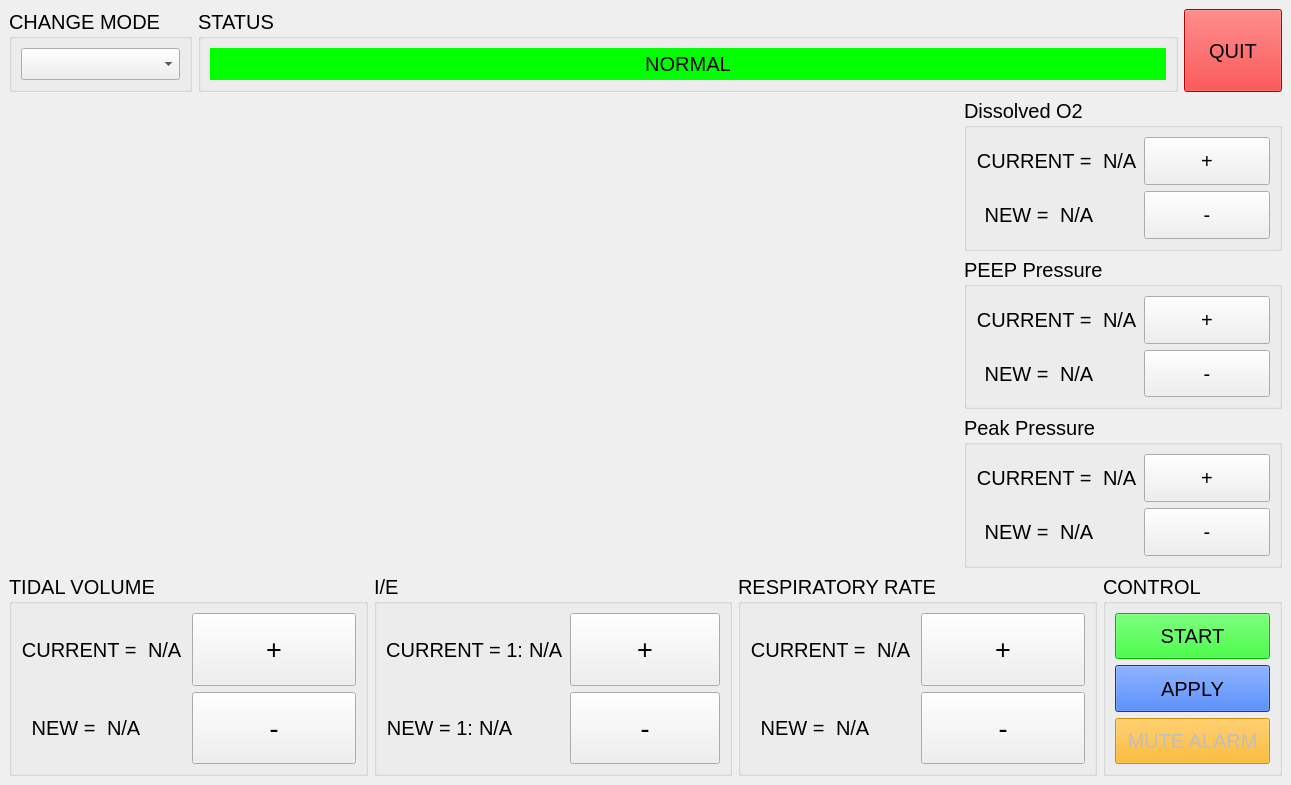
The window that baxterOsvGui.ui (baxterosv/osvgui) describes before a commit, drawn with Qt 5.
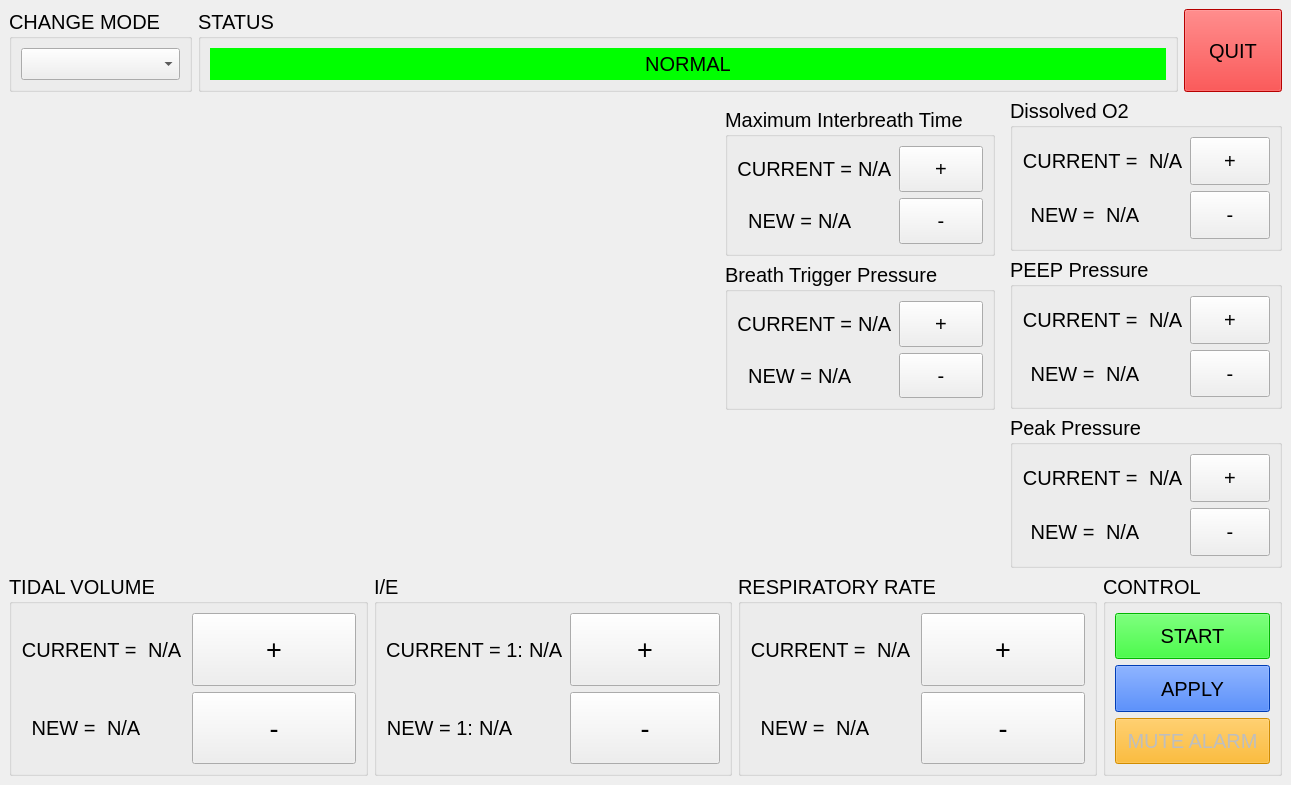
The same window after the commit.

Commit message: added UI elements for assisted breathing

The edit to the form file:
```diff
--- a/baxterOsvGui.ui
+++ b/baxterOsvGui.ui
@@ -96,10 +96,228 @@
      </layout>
     </item>
     <item>
-     <layout class="QHBoxLayout" name="horizontalLayout_12" stretch="3,1">
+     <layout class="QHBoxLayout" name="horizontalLayout_12" stretch="3,1,1">
       <item>
        <layout class="QVBoxLayout" name="verticalLayoutGraph"/>
       </item>
+      <item>
+       <widget class="QWidget" name="widget_assisted_breathing" native="true">
+        <property name="enabled">
+         <bool>true</bool>
+        </property>
+        <property name="sizePolicy">
+         <sizepolicy hsizetype="Expanding" vsizetype="Expanding">
+          <horstretch>0</horstretch>
+          <verstretch>0</verstretch>
+         </sizepolicy>
+        </property>
+        <layout class="QVBoxLayout" name="verticalLayout_3">
+         <item>
+          <layout class="QVBoxLayout" name="verticalLayout_22">
+           <item>
+            <widget class="QGroupBox" name="groupBox_12">
+             <property name="enabled">
+              <bool>true</bool>
+             </property>
+             <property name="font">
+              <font>
+               <pointsize>15</pointsize>
+              </font>
+             </property>
+             <property name="title">
+              <string>Maximum Interbreath Time</string>
+             </property>
+             <layout class="QHBoxLayout" name="horizontalLayout_30">
+              <item>
+               <layout class="QVBoxLayout" name="verticalLayout_23">
+                <item>
+                 <layout class="QHBoxLayout" name="horizontalLayout_31">
+                  <item>
+                   <widget class="QLabel" name="label_21">
+                    <property name="text">
+                     <string>CURRENT =</string>
+                    </property>
+                    <property name="alignment">
+                     <set>Qt::AlignRight|Qt::AlignTrailing|Qt::AlignVCenter</set>
+                    </property>
+                   </widget>
+                  </item>
+                  <item>
+                   <widget class="QLabel" name="label_curren_MIT">
+                    <property name="text">
+                     <string>N/A</string>
+                    </property>
+                   </widget>
+                  </item>
+                 </layout>
+                </item>
+                <item>
+                 <layout class="QHBoxLayout" name="horizontalLayout_32">
+                  <item>
+                   <widget class="QLabel" name="label_23">
+                    <property name="text">
+                     <string>NEW =</string>
+                    </property>
+                    <property name="alignment">
+                     <set>Qt::AlignRight|Qt::AlignTrailing|Qt::AlignVCenter</set>
+                    </property>
+                   </widget>
+                  </item>
+                  <item>
+                   <widget class="QLabel" name="label_new_MIT">
+                    <property name="text">
+                     <string>N/A</string>
+                    </property>
+                   </widget>
+                  </item>
+                 </layout>
+                </item>
+               </layout>
+              </item>
+              <item>
+               <layout class="QVBoxLayout" name="verticalLayout_24">
+                <item>
+                 <widget class="QPushButton" name="pushButton_MIT_up">
+                  <property name="sizePolicy">
+                   <sizepolicy hsizetype="Minimum" vsizetype="Expanding">
+                    <horstretch>0</horstretch>
+                    <verstretch>0</verstretch>
+                   </sizepolicy>
+                  </property>
+                  <property name="text">
+                   <string>+</string>
+                  </property>
+                 </widget>
+                </item>
+                <item>
+                 <widget class="QPushButton" name="pushButton_MIT_down">
+                  <property name="sizePolicy">
+                   <sizepolicy hsizetype="Minimum" vsizetype="Expanding">
+                    <horstretch>0</horstretch>
+                    <verstretch>0</verstretch>
+                   </sizepolicy>
+                  </property>
+                  <property name="text">
+                   <string>-</string>
+                  </property>
+                 </widget>
+                </item>
+               </layout>
+              </item>
+             </layout>
+            </widget>
+           </item>
+           <item>
+            <widget class="QGroupBox" name="groupBox_13">
+             <property name="enabled">
+              <bool>true</bool>
+             </property>
+             <property name="font">
+              <font>
+               <pointsize>15</pointsize>
+              </font>
+             </property>
+             <property name="title">
+              <string>Breath Trigger Pressure</string>
+             </property>
+             <layout class="QHBoxLayout" name="horizontalLayout_33">
+              <item>
+               <layout class="QVBoxLayout" name="verticalLayout_25">
+                <item>
+                 <layout class="QHBoxLayout" name="horizontalLayout_34">
+                  <item>
+                   <widget class="QLabel" name="label_25">
+                    <property name="text">
+                     <string>CURRENT =</string>
+                    </property>
+                    <property name="alignment">
+                     <set>Qt::AlignRight|Qt::AlignTrailing|Qt::AlignVCenter</set>
+                    </property>
+                   </widget>
+                  </item>
+                  <item>
+                   <widget class="QLabel" name="label_current_BTP">
+                    <property name="text">
+                     <string>N/A</string>
+                    </property>
+                   </widget>
+                  </item>
+                 </layout>
+                </item>
+                <item>
+                 <layout class="QHBoxLayout" name="horizontalLayout_35">
+                  <item>
+                   <widget class="QLabel" name="label_27">
+                    <property name="text">
+                     <string>NEW =</string>
+                    </property>
+                    <property name="alignment">
+                     <set>Qt::AlignRight|Qt::AlignTrailing|Qt::AlignVCenter</set>
+                    </property>
+                   </widget>
+                  </item>
+                  <item>
+                   <widget class="QLabel" name="label_new_BTP">
+                    <property name="text">
+                     <string>N/A</string>
+                    </property>
+                   </widget>
+                  </item>
+                 </layout>
+                </item>
+               </layout>
+              </item>
+              <item>
+               <layout class="QVBoxLayout" name="verticalLayout_26">
+                <item>
+                 <widget class="QPushButton" name="pushButton_BTP_up">
+                  <property name="sizePolicy">
+                   <sizepolicy hsizetype="Minimum" vsizetype="Expanding">
+                    <horstretch>0</horstretch>
+                    <verstretch>0</verstretch>
+                   </sizepolicy>
+                  </property>
+                  <property name="text">
+                   <string>+</string>
+                  </property>
+                 </widget>
+                </item>
+                <item>
+                 <widget class="QPushButton" name="pushButton_BTP_down">
+                  <property name="sizePolicy">
+                   <sizepolicy hsizetype="Minimum" vsizetype="Expanding">
+                    <horstretch>0</horstretch>
+                    <verstretch>0</verstretch>
+                   </sizepolicy>
+                  </property>
+                  <property name="text">
+                   <string>-</string>
+                  </property>
+                 </widget>
+                </item>
+               </layout>
+              </item>
+             </layout>
+            </widget>
+           </item>
+           <item>
+            <spacer name="verticalSpacer_2">
+             <property name="orientation">
+              <enum>Qt::Vertical</enum>
+             </property>
+             <property name="sizeHint" stdset="0">
+              <size>
+               <width>20</width>
+               <height>40</height>
+              </size>
+             </property>
+            </spacer>
+           </item>
+          </layout>
+         </item>
+        </layout>
+       </widget>
+      </item>
       <item>
        <layout class="QVBoxLayout" name="verticalLayout_2">
         <item>
```
